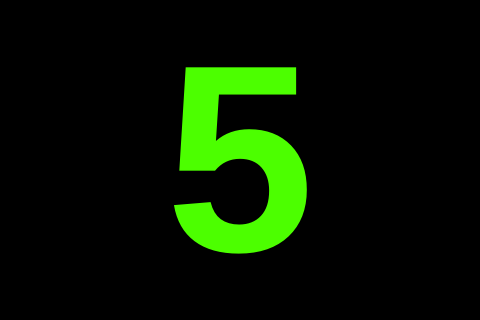
Qt form widget.ui (rustyy/clapclap) before a commit; both pictures show x 298 to 778 and y 124 to 444 of the 1076 by 767 pixel window.
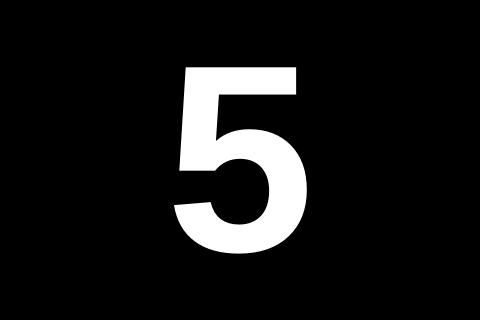
The same form after that commit.

```diff
--- a/widget.ui
+++ b/widget.ui
@@ -49,7 +49,7 @@
          <string notr="true"/>
         </property>
         <property name="text">
-         <string>&lt;html&gt;&lt;head/&gt;&lt;body&gt;&lt;p&gt;&lt;span style=&quot; color:#4cff00;&quot;&gt;5&lt;/span&gt;&lt;/p&gt;&lt;/body&gt;&lt;/html&gt;</string>
+         <string>&lt;html&gt;&lt;head/&gt;&lt;body&gt;&lt;p&gt;&lt;span style=&quot; color:#fff&quot;&gt;5&lt;/span&gt;&lt;/p&gt;&lt;/body&gt;&lt;/html&gt;</string>
         </property>
         <property name="alignment">
          <set>Qt::AlignCenter</set>
```
